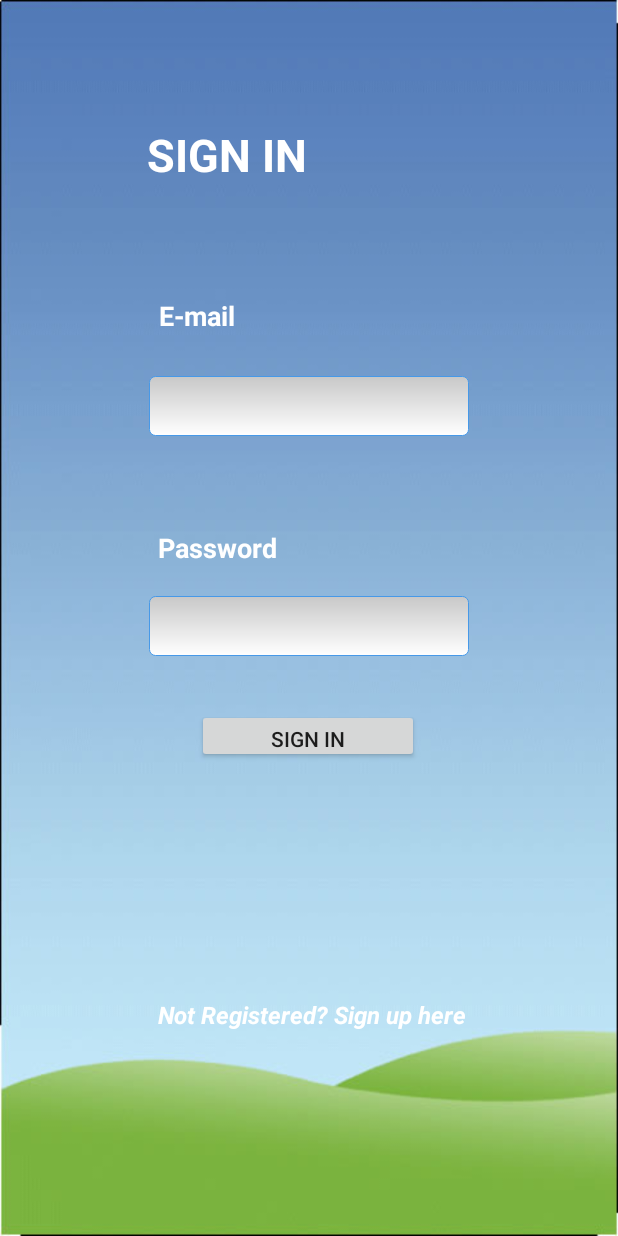
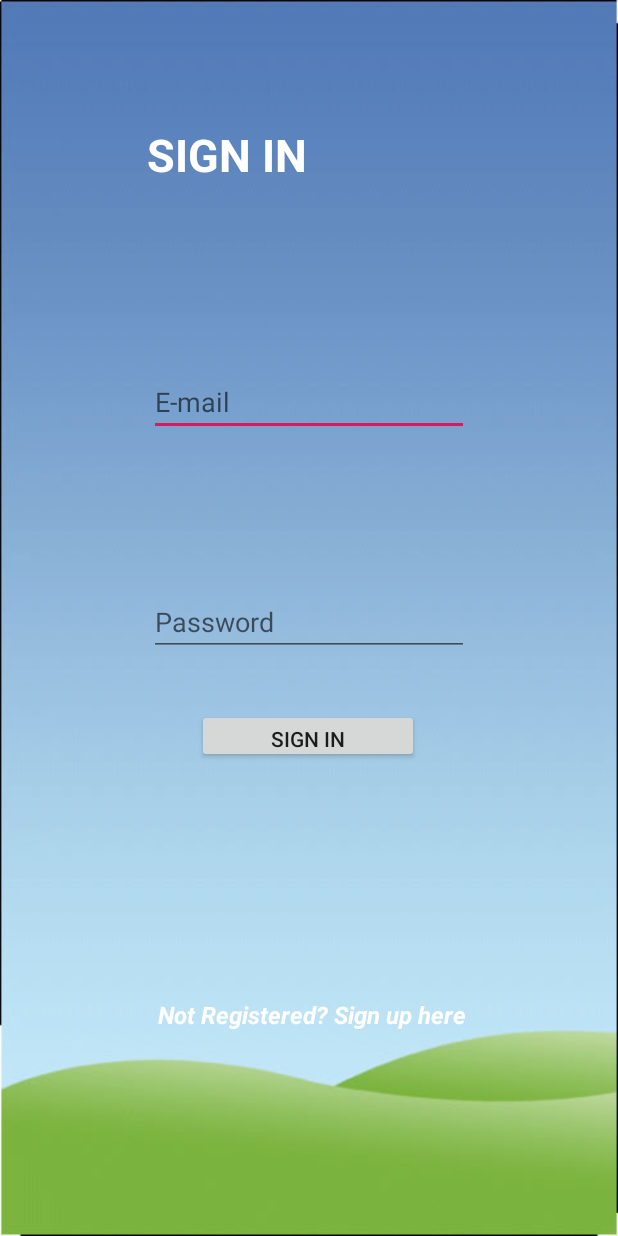
Before and after one commit to harrythomas1998/FYP, an Android app: the screen it shows after launch (LoginActivity), after a tap on "LOGIN", on a phone screen of 412 x 824 dp. Run offline under Robolectric (Android 15) with nearby library versions, the phone set to English and light mode, and no system bars; our stand-ins replace Firebase (no records; nobody signed in at launch, a user with empty details on screens opened directly).

Commit message:
3/2/2020- Other Stuff

```diff
--- a/app/build.gradle
+++ b/app/build.gradle
@@ -34,6 +34,7 @@ dependencies {
     implementation 'androidx.legacy:legacy-support-v4:1.0.0'
     implementation 'com.google.android.material:material:1.0.0'
     implementation 'com.github.bumptech.glide:glide:4.8.0'
+    implementation 'com.squareup.picasso:picasso:2.71828'
 
 
 }
--- a/app/src/main/AndroidManifest.xml
+++ b/app/src/main/AndroidManifest.xml
@@ -13,7 +13,8 @@
         android:roundIcon="@mipmap/ic_launcher_round"
         android:supportsRtl="true"
         android:theme="@style/AppTheme">
-        <activity android:name=".FindSoilType"></activity>
+        <activity android:name=".PlantsActivity"></activity>
+        <activity android:name=".FindSoilType" />
         <activity android:name=".RegisterActivity" />
         <activity android:name=".SoilActivity" />
         <activity android:name=".CreateEvent" />
--- a/app/src/main/res/layout/activity_login.xml
+++ b/app/src/main/res/layout/activity_login.xml
@@ -7,21 +7,26 @@
     tools:context=".LoginActivity"
     android:background="@drawable/background9">
 
+
     <EditText
         android:id="@+id/email1"
+        style="@style/Widget.AppCompat.EditText"
         android:layout_width="wrap_content"
         android:layout_height="40dp"
         android:layout_marginStart="85dp"
         android:layout_marginTop="137dp"
         android:layout_marginEnd="85dp"
         android:layout_marginBottom="420dp"
-        android:background="@drawable/edittextstyle"
         android:ems="10"
+        android:hint="E-mail"
         android:inputType="textEmailAddress"
+        android:textColor="#FFF"
+        android:textStyle="normal"
         app:layout_constraintBottom_toBottomOf="parent"
         app:layout_constraintEnd_toEndOf="parent"
         app:layout_constraintStart_toStartOf="parent"
         app:layout_constraintTop_toTopOf="parent" />
+
 
     <EditText
         android:id="@+id/password1"
@@ -31,9 +36,10 @@
         android:layout_marginTop="48dp"
         android:layout_marginEnd="85dp"
         android:layout_marginBottom="328dp"
-        android:background="@drawable/edittextstyle"
         android:ems="10"
+        android:hint="Password"
         android:inputType="textPassword"
+        android:textColor="#FFF"
         app:layout_constraintBottom_toBottomOf="parent"
         app:layout_constraintEnd_toEndOf="parent"
         app:layout_constraintStart_toStartOf="parent"
@@ -99,38 +105,4 @@
         app:layout_constraintTop_toTopOf="parent"
         app:layout_constraintVertical_bias="0.363" />
 
-    <TextView
-        android:id="@+id/textView8"
-        android:layout_width="wrap_content"
-        android:layout_height="wrap_content"
-        android:layout_marginStart="100dp"
-        android:layout_marginTop="52dp"
-        android:layout_marginEnd="250dp"
-        android:layout_marginBottom="5dp"
-        android:text="E-mail"
-        android:textColor="#FFF"
-        android:textSize="18sp"
-        android:textStyle="bold"
-        app:layout_constraintBottom_toTopOf="@+id/email1"
-        app:layout_constraintEnd_toEndOf="parent"
-        app:layout_constraintStart_toStartOf="parent"
-        app:layout_constraintTop_toBottomOf="@+id/textView" />
-
-    <TextView
-        android:id="@+id/textView9"
-        android:layout_width="wrap_content"
-        android:layout_height="wrap_content"
-        android:layout_marginStart="100dp"
-        android:layout_marginTop="47dp"
-        android:layout_marginEnd="220dp"
-        android:layout_marginBottom="5dp"
-        android:text="Password"
-        android:textColor="#FFF"
-        android:textSize="18sp"
-        android:textStyle="bold"
-        app:layout_constraintBottom_toTopOf="@+id/password1"
-        app:layout_constraintEnd_toEndOf="parent"
-        app:layout_constraintHorizontal_bias="0.4"
-        app:layout_constraintStart_toStartOf="parent"
-        app:layout_constraintTop_toBottomOf="@+id/email1" />
 </androidx.constraintlayout.widget.ConstraintLayout>
--- a/app/src/main/res/layout/activity_register.xml
+++ b/app/src/main/res/layout/activity_register.xml
@@ -55,6 +55,8 @@
         android:layout_marginEnd="85dp"
         android:layout_marginRight="85dp"
         android:layout_marginBottom="40dp"
+        android:textColor="#FFF"
+        android:textStyle="bold"
         android:text="Already have an account? Sign in here"
         app:layout_constraintBottom_toBottomOf="parent"
         app:layout_constraintEnd_toEndOf="parent"
@@ -110,6 +112,7 @@
         android:layout_marginRight="253dp"
         android:layout_marginBottom="32dp"
         android:text="Register"
+        android:textColor="#FFF"
         android:textAllCaps="true"
         android:textSize="30sp"
         android:textStyle="bold"
```
Also changed, not shown: app/src/main/java/com/example/fyp/MyGarden.java (+21 -0 lines), app/src/main/java/com/example/fyp/PlantsActivity.java (added, +14 -0 lines), app/src/main/res/layout/activity_home.xml (+5 -5 lines), app/src/main/res/layout/activity_my_garden.xml (+37 -8 lines), app/src/main/res/layout/activity_plants.xml (added, +27 -0 lines), app/src/main/res/drawable-v24/maintainplnrpic.png (added), app/src/main/res/drawable-v24/mygardenpic.png (added), app/src/main/res/drawable/discussionforum.png (added), app/src/main/res/drawable/logoutroundedleft.png (added), app/src/main/res/drawable/myaccountpic.png (added).
